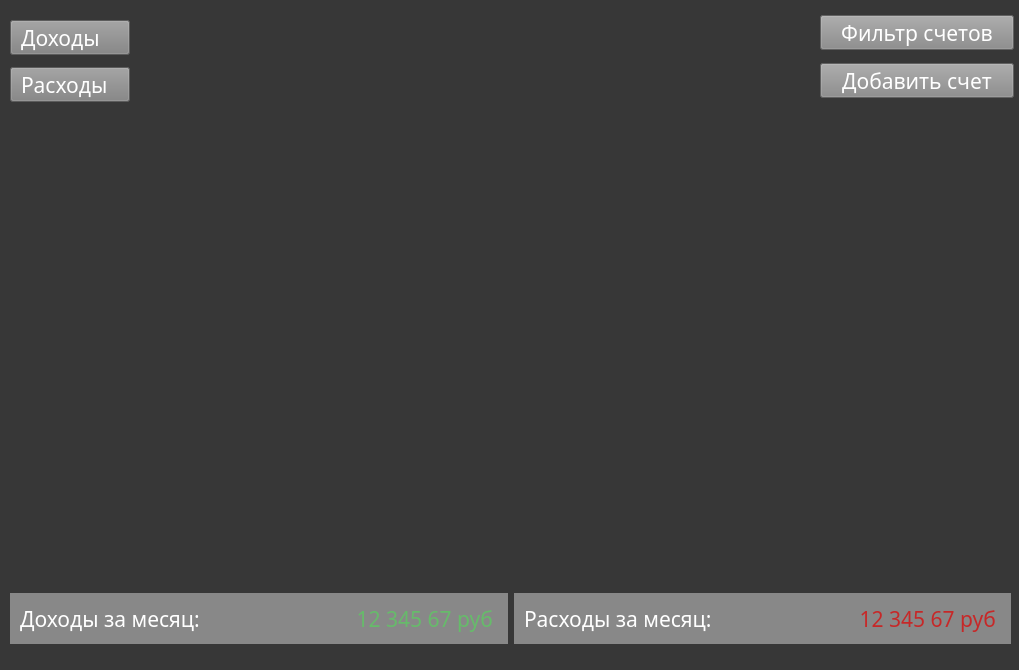
Qt form ui/main.ui (Protocs/OkayMoney) before a commit.
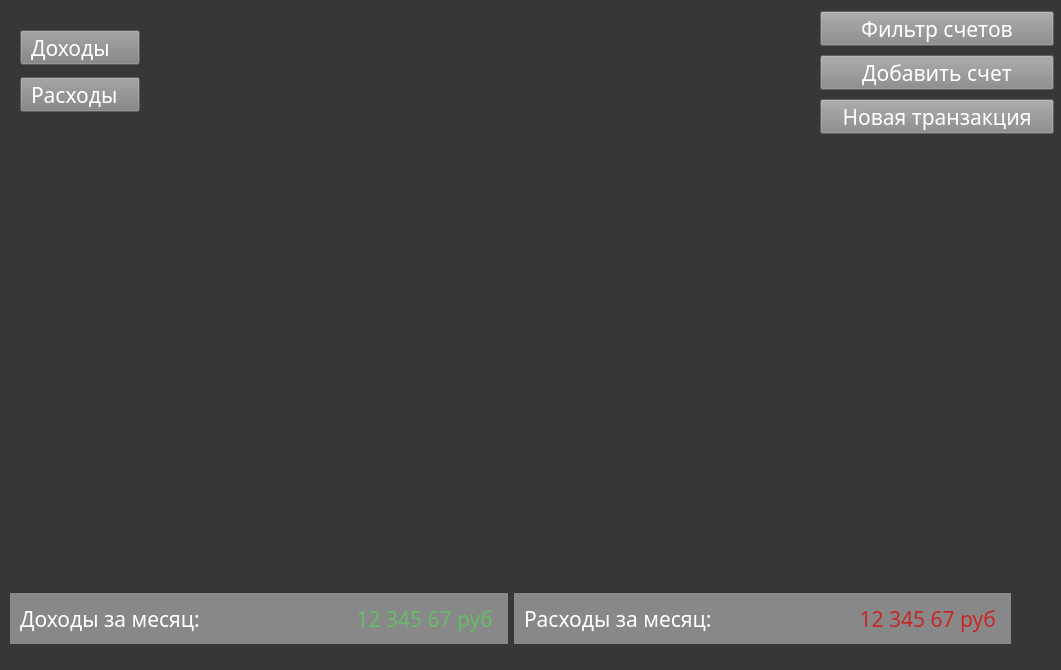
The same form after that commit.

Commit message: Добавлена кнопка добавления новой транзакции в дизайн главного окна

```diff
--- a/ui/main.ui
+++ b/ui/main.ui
@@ -6,7 +6,7 @@
    <rect>
     <x>0</x>
     <y>0</y>
-    <width>1019</width>
+    <width>1061</width>
     <height>670</height>
    </rect>
   </property>
@@ -39,8 +39,8 @@
      <rect>
       <x>820</x>
       <y>0</y>
-      <width>194</width>
-      <height>111</height>
+      <width>234</width>
+      <height>141</height>
      </rect>
     </property>
     <layout class="QVBoxLayout" name="accounts_layout">
@@ -107,13 +107,43 @@
        </property>
       </widget>
      </item>
+     <item>
+      <widget class="QPushButton" name="new_transaction_btn">
+       <property name="minimumSize">
+        <size>
+         <width>0</width>
+         <height>35</height>
+        </size>
+       </property>
+       <property name="maximumSize">
+        <size>
+         <width>400</width>
+         <height>30</height>
+        </size>
+       </property>
+       <property name="font">
+        <font>
+         <family>Gotham Pro Medium</family>
+         <pointsize>16</pointsize>
+        </font>
+       </property>
+       <property name="styleSheet">
+        <string notr="true">text-align:center;
+background-color: rgb(136, 136, 136);
+</string>
+       </property>
+       <property name="text">
+        <string>Новая транзакция</string>
+       </property>
+      </widget>
+     </item>
     </layout>
    </widget>
    <widget class="QWidget" name="layoutWidget_3">
     <property name="geometry">
      <rect>
-      <x>10</x>
-      <y>10</y>
+      <x>20</x>
+      <y>20</y>
       <width>131</width>
       <height>101</height>
      </rect>
```
Left out of the diff: 2 changed lines with no effect on the pictures.
